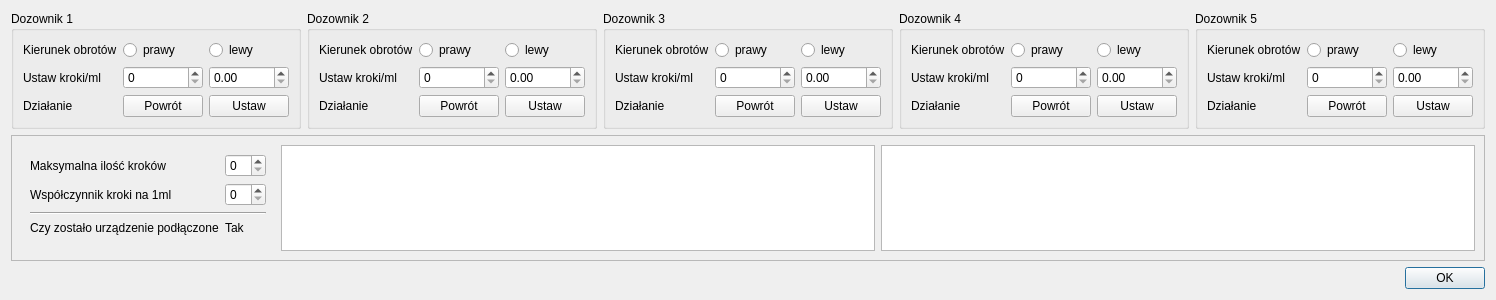
Old version of the form app/dozowniksettings.ui in the repository wiacekmarcin/StanowiskoChemiczne.
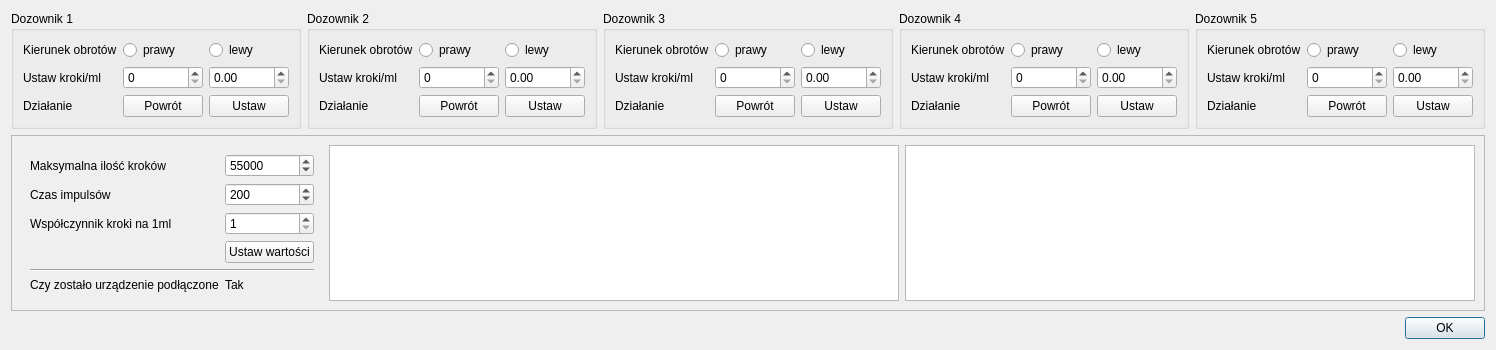
New version of the form.

Patch:
```diff
--- a/app/dozowniksettings.ui
+++ b/app/dozowniksettings.ui
@@ -410,17 +410,31 @@
       <item>
        <widget class="QWidget" name="widget" native="true">
         <layout class="QGridLayout" name="gridLayout">
-         <item row="1" column="0">
-          <widget class="QLabel" name="label_2">
+         <item row="3" column="1">
+          <widget class="QPushButton" name="pbSetParameters">
            <property name="text">
-            <string>Współczynnik kroki na 1ml</string>
+            <string>Ustaw wartości</string>
            </property>
           </widget>
          </item>
-         <item row="1" column="1">
-          <widget class="QSpinBox" name="spinBox_2"/>
+         <item row="5" column="0">
+          <widget class="QLabel" name="label_3">
+           <property name="text">
+            <string>Czy zostało urządzenie podłączone</string>
+           </property>
+          </widget>
          </item>
-         <item row="2" column="0" colspan="2">
+         <item row="2" column="1">
+          <widget class="QSpinBox" name="spmlonsteps">
+           <property name="minimum">
+            <number>1</number>
+           </property>
+           <property name="maximum">
+            <number>10000</number>
+           </property>
+          </widget>
+         </item>
+         <item row="4" column="0" colspan="2">
           <widget class="Line" name="line">
            <property name="orientation">
             <enum>Qt::Horizontal</enum>
@@ -428,19 +442,19 @@
           </widget>
          </item>
          <item row="0" column="1">
-          <widget class="QSpinBox" name="spinBox"/>
-         </item>
-         <item row="3" column="0">
-          <widget class="QLabel" name="label_3">
-           <property name="text">
-            <string>Czy zostało urządzenie podłączone</string>
+          <widget class="QSpinBox" name="spMaxSteps">
+           <property name="maximum">
+            <number>100000</number>
+           </property>
+           <property name="value">
+            <number>55000</number>
            </property>
           </widget>
          </item>
-         <item row="3" column="1">
-          <widget class="QLabel" name="label_4">
+         <item row="2" column="0">
+          <widget class="QLabel" name="label_2">
            <property name="text">
-            <string>Tak</string>
+            <string>Współczynnik kroki na 1ml</string>
            </property>
           </widget>
          </item>
@@ -451,7 +465,14 @@
            </property>
           </widget>
          </item>
-         <item row="4" column="0">
+         <item row="5" column="1">
+          <widget class="QLabel" name="label_4">
+           <property name="text">
+            <string>Tak</string>
+           </property>
+          </widget>
+         </item>
+         <item row="6" column="0">
           <spacer name="verticalSpacer_2">
            <property name="orientation">
             <enum>Qt::Vertical</enum>
@@ -464,6 +485,26 @@
            </property>
           </spacer>
          </item>
+         <item row="1" column="0">
+          <widget class="QLabel" name="label_5">
+           <property name="text">
+            <string>Czas impulsów</string>
+           </property>
+          </widget>
+         </item>
+         <item row="1" column="1">
+          <widget class="QSpinBox" name="spImpTime">
+           <property name="minimum">
+            <number>10</number>
+           </property>
+           <property name="maximum">
+            <number>2000</number>
+           </property>
+           <property name="value">
+            <number>200</number>
+           </property>
+          </widget>
+         </item>
         </layout>
        </widget>
       </item>
```
